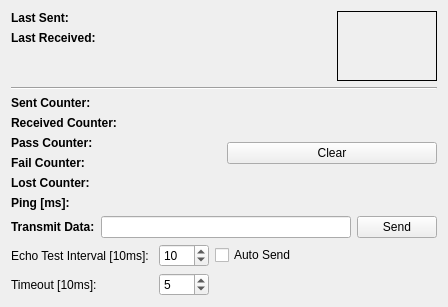
Before: the Qt Designer form pc/BusConfigurator/busManager/echoTestWidget.ui in ChristianMarty/RoomBus, drawn with Qt 5.
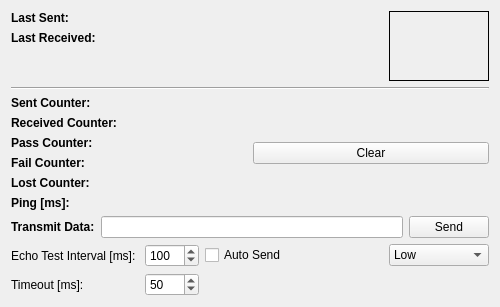
After: the same form once the commit is applied.

Diff of the .ui file:
```diff
--- a/pc/BusConfigurator/busManager/echoTestWidget.ui
+++ b/pc/BusConfigurator/busManager/echoTestWidget.ui
@@ -6,7 +6,7 @@
    <rect>
     <x>0</x>
     <y>0</y>
-    <width>448</width>
+    <width>500</width>
     <height>307</height>
    </rect>
   </property>
@@ -275,7 +275,7 @@
      <item row="0" column="0">
       <widget class="QLabel" name="label">
        <property name="text">
-        <string>Echo Test Interval [10ms]: </string>
+        <string>Echo Test Interval [ms]: </string>
        </property>
       </widget>
      </item>
@@ -291,15 +291,35 @@
         <number>1</number>
        </property>
        <property name="maximum">
+        <number>1000</number>
+       </property>
+       <property name="value">
+        <number>100</number>
+       </property>
+      </widget>
+     </item>
+     <item row="1" column="0">
+      <widget class="QLabel" name="label_11">
+       <property name="text">
+        <string>Timeout [ms]:</string>
+       </property>
+      </widget>
+     </item>
+     <item row="1" column="1">
+      <widget class="QSpinBox" name="spinBox_timeout">
+       <property name="minimum">
+        <number>1</number>
+       </property>
+       <property name="maximum">
         <number>999</number>
        </property>
        <property name="value">
-        <number>10</number>
+        <number>50</number>
        </property>
       </widget>
      </item>
-     <item row="0" column="3">
-      <spacer name="horizontalSpacer">
+     <item row="1" column="2">
+      <spacer name="horizontalSpacer_2">
        <property name="orientation">
         <enum>Qt::Horizontal</enum>
        </property>
@@ -311,24 +331,37 @@
        </property>
       </spacer>
      </item>
-     <item row="1" column="0">
-      <widget class="QLabel" name="label_11">
-       <property name="text">
-        <string>Timeout [10ms]:</string>
+     <item row="0" column="3">
+      <widget class="QComboBox" name="comboBox_priority">
+       <property name="minimumSize">
+        <size>
+         <width>100</width>
+         <height>0</height>
+        </size>
        </property>
-      </widget>
-     </item>
-     <item row="1" column="1">
-      <widget class="QSpinBox" name="timeoutBox">
-       <property name="minimum">
-        <number>1</number>
+       <property name="currentIndex">
+        <number>3</number>
        </property>
-       <property name="maximum">
-        <number>999</number>
-       </property>
-       <property name="value">
-        <number>5</number>
-       </property>
+       <item>
+        <property name="text">
+         <string>Immediate</string>
+        </property>
+       </item>
+       <item>
+        <property name="text">
+         <string>High</string>
+        </property>
+       </item>
+       <item>
+        <property name="text">
+         <string>Normal</string>
+        </property>
+       </item>
+       <item>
+        <property name="text">
+         <string>Low</string>
+        </property>
+       </item>
       </widget>
      </item>
     </layout>
```
Left out of the diff: 12 changed lines with no effect on the pictures.
